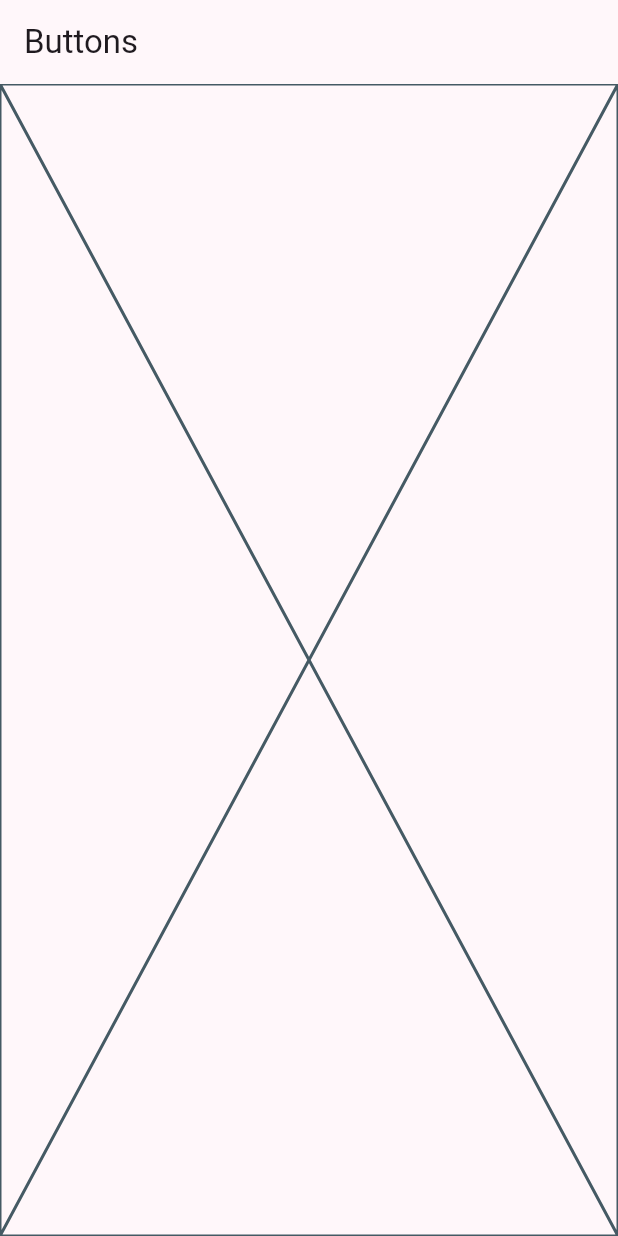
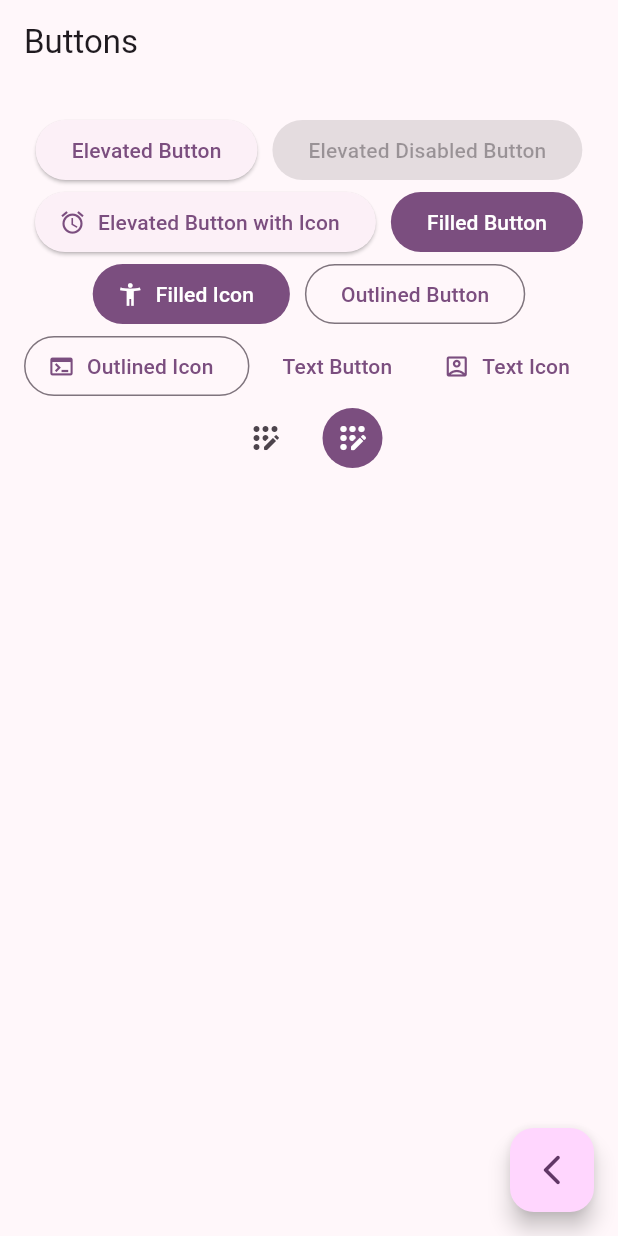
Before and after one commit to cxcarvaj/Widgets-App, a Flutter app: the ButtonScreen screen opened by its route, on a phone screen of 412 x 824 dp. Run offline on Flutter 3.47's test engine with Material 2 defaults, Android fonts, the phone set to English and light mode, and no system bars; our stand-ins replace go_router.

Commit message:
feat(widgets_app): Add buttons variants to the buttons screen

```diff
--- a/lib/presentation/screens/buttons/buttons_screen.dart
+++ b/lib/presentation/screens/buttons/buttons_screen.dart
@@ -1,4 +1,5 @@
 import 'package:flutter/material.dart';
+import 'package:go_router/go_router.dart';
 
 class ButtonScreen extends StatelessWidget {
   static const String routeName = 'button_screen';
@@ -10,7 +11,90 @@ class ButtonScreen extends StatelessWidget {
       appBar: AppBar(
         title: const Text('Buttons'),
       ),
-      body: const Placeholder(),
+      body: const _ButtonsView(),
+      floatingActionButton: FloatingActionButton(
+        child: const Icon(Icons.arrow_back_ios_new_rounded),
+        onPressed: () {
+          context.pop();
+        },
+      ),
     );
   }
 }
+
+class _ButtonsView extends StatelessWidget {
+  const _ButtonsView();
+
+  @override
+  Widget build(BuildContext context) {
+    final colors = Theme.of(context).colorScheme;
+
+    return SizedBox(
+      width: double.infinity,
+      child: Padding(
+        padding: const EdgeInsets.symmetric(horizontal: 10, vertical: 20),
+        child: Wrap(
+          alignment: WrapAlignment.center,
+          spacing: 10,
+          children: [
+            ElevatedButton(
+              onPressed: () {},
+              child: const Text('Elevated Button'),
+            ),
+            const ElevatedButton(
+              onPressed: null,
+              child: Text('Elevated Disabled Button'),
+            ),
+            ElevatedButton.icon(
+              onPressed: () {},
+              icon: const Icon(Icons.access_alarm_outlined),
+              label: const Text('Elevated Button with Icon'),
+            ),
+            FilledButton(
+              onPressed: () {},
+              child: const Text('Filled Button'),
+            ),
+            FilledButton.icon(
+              onPressed: () {},
+              icon: const Icon(Icons.accessibility_new),
+              label: const Text('Filled Icon'),
+            ),
+            OutlinedButton(
+              onPressed: () {},
+              child: const Text('Outlined Button'),
+            ),
+            OutlinedButton.icon(
+              onPressed: () {},
+              icon: const Icon(Icons.terminal),
+              label: const Text('Outlined Icon'),
+            ),
+            TextButton(
+              onPressed: () {},
+              child: const Text('Text Button'),
+            ),
+            TextButton.icon(
+              onPressed: () {},
+              icon: const Icon(Icons.account_box_outlined),
+              label: const Text('Text Icon'),
+            ),
+            // TODO: custom button
+
+            IconButton(
+              onPressed: () {},
+              icon: const Icon(Icons.app_registration_rounded),
+            ),
+
+            IconButton(
+              onPressed: () {},
+              icon: const Icon(Icons.app_registration_rounded),
+              style: ButtonStyle(
+                backgroundColor: MaterialStatePropertyAll(colors.primary),
+                iconColor: const MaterialStatePropertyAll(Colors.white),
+              ),
+            ),
+          ],
+        ),
+      ),
+    );
+  }
+}
```
